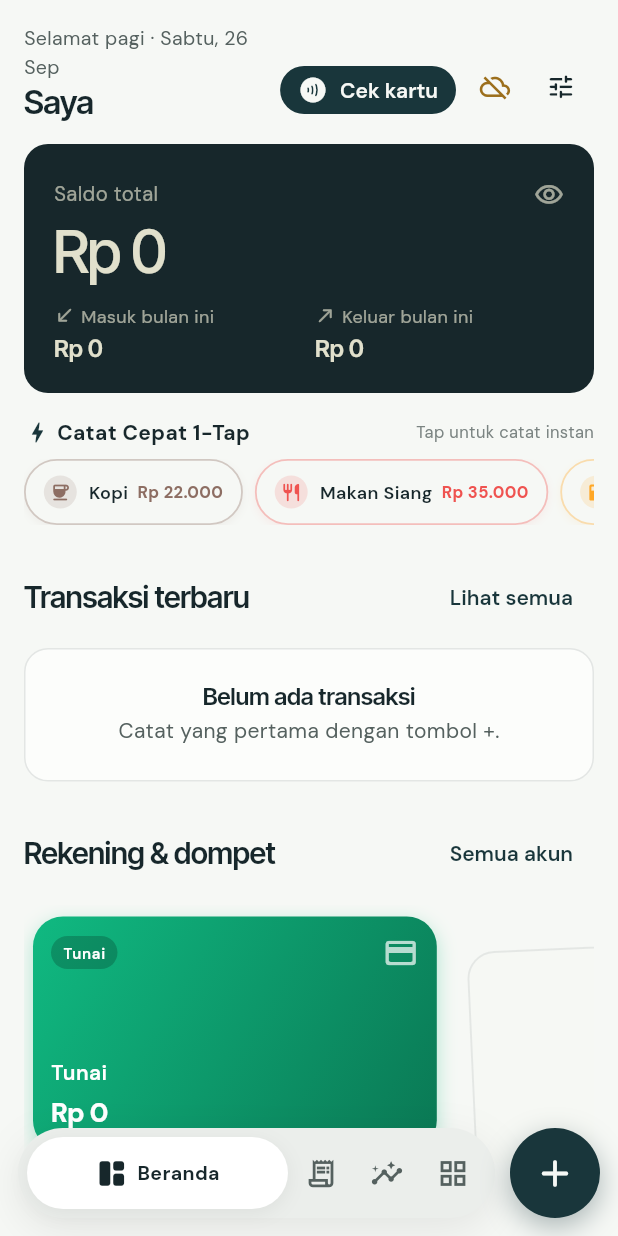
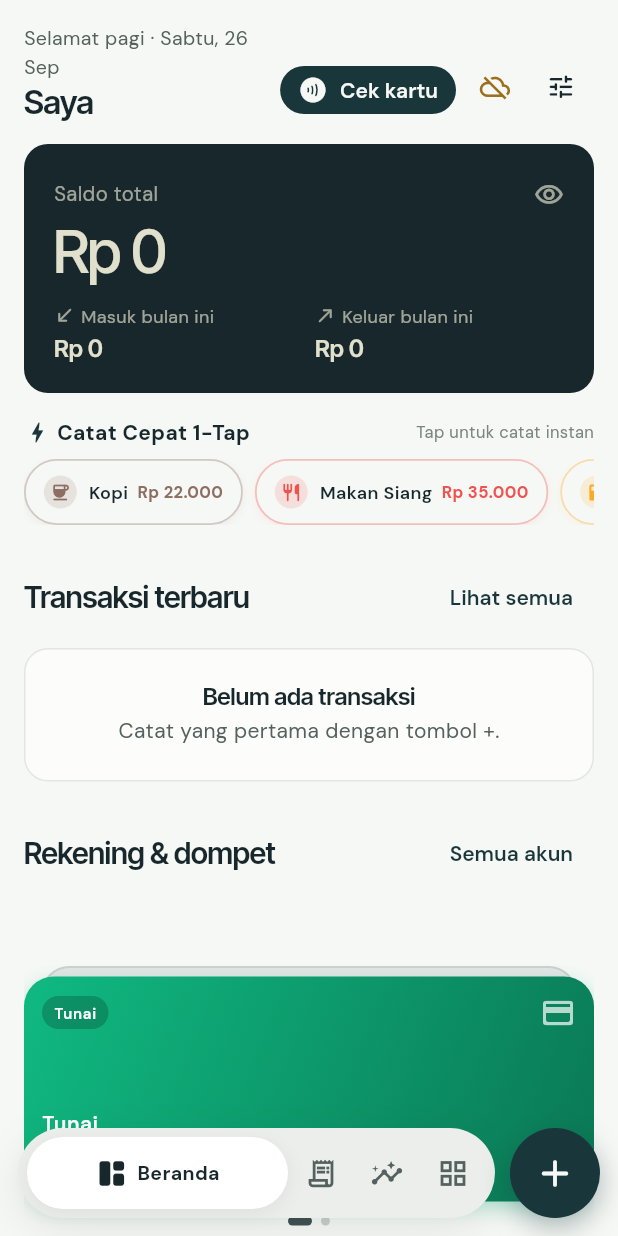
Before and after one commit to irsyadmsk/wallet, a Flutter app: the screen it shows once a user with an empty profile is signed in, on a phone screen of 412 x 824 dp. Run offline on Flutter 3.47's test engine with Material 3 defaults, Android fonts, the phone set to English and light mode, and no system bars; drawn by our look-alikes of flutter_animate; our stand-ins replace dropdown_button2, file_picker, fl_chart, flutter_colorpicker, get, google_fonts and 6 more; missing offline and left inert: google_mlkit_text_recognition; accounts and stored records are empty; network calls fail.

Commit message:
feat(gestur): geser atas bar = menu, geser bawah menutup, kartu akun bertumpuk
- Geser ke atas di bar navigasi membuka "Semua menu"; geser ke bawah di
  mana saja pada menu menutupnya (ubin menu tidak lagi menangkap gerakan
  jari lewat InertiaTile). Animasi buka/tutup sheet lebih halus.
- Kartu rekening di Beranda kini tumpukan ke belakang: kartu depan
  mengikuti jari, lepas → meluncur keluar dengan pegas, kartu berikutnya
  naik; kartu belakang mengintip di atas, titik penanda posisi di bawah.

Co-Authored-By: Claude Opus 5.5 <noreply@anthropic.com>

```diff
--- a/lib/shared/responsive/adaptive_scaffold.dart
+++ b/lib/shared/responsive/adaptive_scaffold.dart
@@ -193,7 +193,11 @@ class _PhoneBar extends StatelessWidget {
       (more, inMore, () => _showMore(context)),
     ];
 
-    return SafeArea(
+    // Swipe up on the bar opens every other menu (the same sheet as
+    // "Lainnya"); swipe the sheet down anywhere to close it again.
+    return _SwipeUpToOpen(
+      onOpen: () => _showMore(context),
+      child: SafeArea(
         top: false,
         child: Padding(
           padding: const EdgeInsets.fromLTRB(12, 0, 12, 12),
@@ -228,14 +232,21 @@ class _PhoneBar extends StatelessWidget {
             ),
           ),
         ),
+      ),
     );
   }
 
   void _showMore(BuildContext context) {
+    HapticFeedback.selectionClick();
     showModalBottomSheet<void>(
       context: context,
       isScrollControlled: true,
       useSafeArea: true,
+      sheetAnimationStyle: const AnimationStyle(
+        duration: Duration(milliseconds: 340),
+        reverseDuration: Duration(milliseconds: 240),
+        curve: Curves.easeOutCubic,
+      ),
       builder: (ctx) => _MoreSheet(
         destinations: destinations,
         index: index,
@@ -246,6 +257,45 @@ class _PhoneBar extends StatelessWidget {
       ),
     );
   }
+}
+
+/// Fires [onOpen] once per gesture when the finger moves up over [child]
+/// (a short flick or a slow 24px drag both count).
+class _SwipeUpToOpen extends StatefulWidget {
+  const _SwipeUpToOpen({required this.onOpen, required this.child});
+  final VoidCallback onOpen;
+  final Widget child;
+
+  @override
+  State<_SwipeUpToOpen> createState() => _SwipeUpToOpenState();
+}
+
+class _SwipeUpToOpenState extends State<_SwipeUpToOpen> {
+  double _dy = 0;
+  bool _fired = false;
+
+  void _fire() {
+    if (_fired) return;
+    _fired = true;
+    widget.onOpen();
+  }
+
+  @override
+  Widget build(BuildContext context) => GestureDetector(
+        behavior: HitTestBehavior.translucent,
+        onVerticalDragStart: (_) {
+          _dy = 0;
+          _fired = false;
+        },
+        onVerticalDragUpdate: (d) {
+          _dy += d.primaryDelta ?? 0;
+          if (_dy < -24) _fire();
+        },
+        onVerticalDragEnd: (d) {
+          if ((d.primaryVelocity ?? 0) < -250) _fire();
+        },
+        child: widget.child,
+      );
 }
 
 class _BarItem extends StatelessWidget {
@@ -372,14 +422,11 @@ class _MoreSheet extends StatelessWidget {
                 Reveal(
                   index: k,
                   dy: 12,
-                  child: InertiaTile(
                   child: _Tile(d: destinations[more[k]], selected: more[k] == index, onTap: () => onSelect(more[k])),
-                  ),
                 ),
               Reveal(
                 index: more.length,
                 dy: 12,
-                child: InertiaTile(
                 child: _Tile(
                   d: const AdaptiveDestination(
                     icon: Icons.grid_view_rounded,
@@ -389,7 +436,6 @@ class _MoreSheet extends StatelessWidget {
                   ),
                   selected: false,
                   onTap: () => Ecosystem.showSwitcher(context),
-                  ),
                 ),
               ),
             ],
--- a/lib/shared/widget/account_card_stack.dart
+++ b/lib/shared/widget/account_card_stack.dart
@@ -1,12 +1,17 @@
+import 'dart:math' as math;
+
 import 'package:flutter/material.dart';
+import 'package:flutter/physics.dart';
+import 'package:flutter/services.dart';
 import 'package:financial_recording/data/models/account_model/account_model.dart';
 import 'package:financial_recording/shared/theme/app_colors.dart';
 import 'package:financial_recording/shared/widget/bank_card_tile.dart';
 
-/// A swipeable, fanned deck of account cards — the focused card sits large
-/// and crisp up front, the rest peek out behind it at a slight scale, lift
-/// and rotation, like cards fanned in a physical wallet. Ends with a
-/// "+ Tambah Akun" card so adding an account is one tap from the dashboard.
+/// A deck of account cards stacked front to back, like cards in a wallet:
+/// the front card is full size and the next ones peek out above it, a little
+/// smaller each. Drag the front card sideways and it follows the finger; let
+/// go and it springs away (the next card rises into place) or back.
+/// Ends with a "+ Tambah Akun" card.
 class AccountCardStack extends StatefulWidget {
   const AccountCardStack({
     super.key,
@@ -23,70 +28,177 @@ class AccountCardStack extends StatefulWidget {
   State<AccountCardStack> createState() => _AccountCardStackState();
 }
 
-class _AccountCardStackState extends State<AccountCardStack> {
-  late final PageController _controller;
-  double _page = 0;
+class _AccountCardStackState extends State<AccountCardStack> with SingleTickerProviderStateMixin {
+  /// Position in the deck: 0 = first card in front, 1.5 = halfway through
+  /// swapping the second card for the third. Unbounded so a spring can
+  /// overshoot slightly.
+  late final AnimationController _page = AnimationController.unbounded(vsync: this);
 
-  @override
-  void initState() {
-    super.initState();
-    _controller = PageController(viewportFraction: 0.74)..addListener(_onScroll);
-  }
+  static const _cardHeight = 150.0;
+  static const _peek = 16.0; // how far each card behind shows above
+  static const _visibleBehind = 3;
+  static const _spring = SpringDescription(mass: 1, stiffness: 320, damping: 30);
 
-  void _onScroll() {
-    if (!mounted) return;
-    setState(() => _page = _controller.page ?? 0);
-  }
+  int get _count => widget.accounts.length + 1;
+  double _width = 1;
+  int _settled = 0;
 
   @override
   void dispose() {
-    _controller.removeListener(_onScroll);
-    _controller.dispose();
+    _page.dispose();
     super.dispose();
   }
 
   @override
+  void didUpdateWidget(AccountCardStack old) {
+    super.didUpdateWidget(old);
+    if (_page.value > _count - 1) _page.value = (_count - 1).toDouble();
+  }
+
+  void _onDragUpdate(DragUpdateDetails d) {
+    _page.stop();
+    var next = _page.value - (d.primaryDelta ?? 0) / _width;
+    // Rubber-band past either end.
+    final max = (_count - 1).toDouble();
+    if (next < 0) next = _page.value - (d.primaryDelta ?? 0) / _width * 0.3;
+    if (next > max) next = _page.value - (d.primaryDelta ?? 0) / _width * 0.3;
+    _page.value = next;
+  }
+
+  void _onDragEnd(DragEndDetails d) {
+    final v = -(d.primaryVelocity ?? 0) / _width; // pages per second
+    var target = _page.value.roundToDouble();
+    if (v.abs() > 0.6) target = v > 0 ? _page.value.floorToDouble() + 1 : _page.value.ceilToDouble() - 1;
+    target = target.clamp(0, (_count - 1).toDouble());
+    _settleTo(target, v);
+  }
+
+  void _settleTo(double target, [double velocity = 0]) {
+    if (target.round() != _settled) {
+      _settled = target.round();
+      HapticFeedback.selectionClick();
+    }
+    _page.animateWith(SpringSimulation(_spring, _page.value, target, velocity));
+  }
+
+  Widget _card(int i) {
+    if (i == widget.accounts.length) return _AddAccountCard(onTap: widget.onAddAccount);
+    final a = widget.accounts[i];
+    return BankCardTile(account: a, width: double.infinity, onTap: () => widget.onTapAccount(a));
+  }
+
+  @override
   Widget build(BuildContext context) {
-    final itemCount = widget.accounts.length + 1;
-    return SizedBox(
-      height: 172,
-      child: PageView.builder(
-        controller: _controller,
-        itemCount: itemCount,
-        padEnds: false,
-        clipBehavior: Clip.none,
-        itemBuilder: (context, index) {
-          final delta = (index - _page).clamp(-3.0, 3.0);
-          final depth = delta.abs();
-          final scale = 1 - (depth * 0.08).clamp(0.0, 0.24);
-          final liftY = depth * 12;
-          final rotate = delta * -0.045;
-          final opacity = (1 - depth * 0.3).clamp(0.4, 1.0);
+    final colors = context.colors;
+    return LayoutBuilder(builder: (context, box) {
+      _width = math.max(box.maxWidth, 1);
+      return GestureDetector(
+        behavior: HitTestBehavior.opaque,
+        onHorizontalDragUpdate: _onDragUpdate,
+        onHorizontalDragEnd: _onDragEnd,
+        child: AnimatedBuilder(
+          animation: _page,
+          builder: (context, _) {
+            final p = _page.value;
+            // Paint back to front: deepest card first, cards leaving last.
+            final order = <int>[
+              for (var i = _count - 1; i >= 0; i--)
+                if (i - p <= _visibleBehind && i - p > -1.2) i,
+            ]..sort((a, b) {
+                double key(int i) => i - p < 0 ? -10 - (i - p) : i - p;
+                return key(b).compareTo(key(a));
+              });
+            final front = p.round().clamp(0, _count - 1);
+            return Column(
+              children: [
+                SizedBox(
+                  height: _cardHeight + _peek * _visibleBehind,
+                  child: Stack(
+                    clipBehavior: Clip.none,
+                    children: [
+                      for (final i in order) _positioned(i, p, front),
+                    ],
+                  ),
+                ),
+                const SizedBox(height: 10),
+                _Dots(count: _count, page: p, color: colors.textPrimary),
+              ],
+            );
+          },
+        ),
+      );
+    });
+  }
 
-          final isAddTile = index == widget.accounts.length;
-          final card = isAddTile
-              ? _AddAccountCard(onTap: widget.onAddAccount)
-              : BankCardTile(
-                  account: widget.accounts[index],
-                  width: double.infinity,
-                  onTap: () => widget.onTapAccount(widget.accounts[index]),
-                );
-
-          return Padding(
-            padding: const EdgeInsets.symmetric(horizontal: 6, vertical: 8),
-            child: Transform(
-              alignment: Alignment.center,
-              transform: Matrix4.identity()
-                ..translateByDouble(0.0, liftY, 0.0, 1.0)
-                ..scaleByDouble(scale, scale, 1.0, 1.0)
-                ..rotateZ(rotate),
-              child: Opacity(opacity: opacity, child: card),
+  Widget _positioned(int i, double p, int front) {
+    final d = i - p; // <0: sliding out, 0: front, >0: behind
+    double dx = 0, dy = 0, scale = 1, angle = 0, opacity = 1;
+    if (d < 0) {
+      // The front card follows the finger off to the left with a slight tilt.
+      dx = d * _width * 1.05;
+      angle = d * 0.12;
+      opacity = (1 + d).clamp(0.0, 1.0);
+    } else {
+      final depth = d.clamp(0.0, _visibleBehind.toDouble());
+      dy = -_peek * depth;
+      scale = 1 - 0.06 * depth;
+      opacity = depth > _visibleBehind - 1 ? (_visibleBehind - depth).clamp(0.0, 1.0) : 1;
+    }
+    return Positioned(
+      left: 0,
+      right: 0,
+      bottom: 0,
+      height: _cardHeight,
+      child: IgnorePointer(
+        ignoring: i != front,
+        child: Opacity(
+          opacity: opacity,
+          child: Transform(
+            alignment: Alignment.bottomCenter,
+            transform: Matrix4.identity()
+              ..translateByDouble(dx, dy, 0.0, 1.0)
+              ..rotateZ(angle)
+              ..scaleByDouble(scale, scale, 1.0, 1.0),
+            // Cards behind are dimmed a touch so the front one reads first.
+            child: ColorFiltered(
+              colorFilter: ColorFilter.mode(
+                Colors.black.withValues(alpha: (0.1 * d.clamp(0.0, 2.0)).toDouble()),
+                BlendMode.srcATop,
+              ),
+              child: _card(i),
             ),
-          );
-        },
+          ),
+        ),
       ),
     );
   }
+}
+
+class _Dots extends StatelessWidget {
+  const _Dots({required this.count, required this.page, required this.color});
+  final int count;
+  final double page;
+  final Color color;
+
+  @override
+  Widget build(BuildContext context) => Row(
+        mainAxisAlignment: MainAxisAlignment.center,
+        children: [
+          for (var i = 0; i < count; i++)
+            Builder(builder: (_) {
+              final t = (1 - (i - page).abs()).clamp(0.0, 1.0);
+              return Container(
+                width: 6 + 10 * t,
+                height: 6,
+                margin: const EdgeInsets.symmetric(horizontal: 3),
+                decoration: BoxDecoration(
+                  color: color.withValues(alpha: 0.2 + 0.6 * t),
+                  borderRadius: BorderRadius.circular(3),
+                ),
+              );
+            }),
+        ],
+      );
 }
 
 class _AddAccountCard extends StatelessWidget {
@@ -101,7 +213,7 @@ class _AddAccountCard extends StatelessWidget {
       borderRadius: BorderRadius.circular(20),
       child: Container(
         decoration: BoxDecoration(
-          color: colors.surfaceAlt.withValues(alpha: 0.5),
+          color: colors.surfaceRaised,
           borderRadius: BorderRadius.circular(20),
           border: Border.all(color: colors.border, width: 1.4),
         ),
```
Lines whose indentation alone changed are shown as unchanged.
